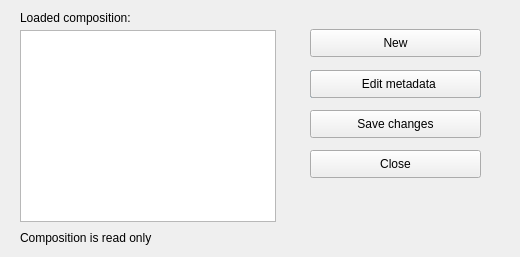
Before: the Qt Designer form dlg_currentComposition.ui in LESPROJEKT/qgis-layman-plugin, drawn with Qt 5.
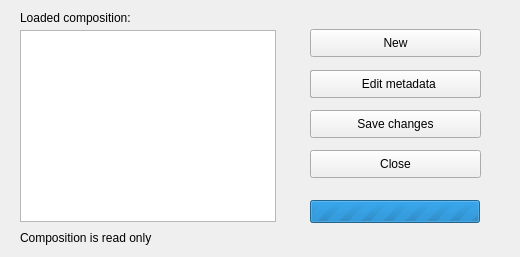
After: the same form once the commit is applied.

```diff
--- a/dlg_currentComposition.ui
+++ b/dlg_currentComposition.ui
@@ -67,7 +67,7 @@
   <widget class="QLabel" name="label_loadedComposition">
    <property name="geometry">
     <rect>
-     <x>120</x>
+     <x>140</x>
      <y>10</y>
      <width>321</width>
      <height>16</height>
@@ -142,6 +142,25 @@
     <string>Save changes</string>
    </property>
   </widget>
+  <widget class="QProgressBar" name="progressBar_loader">
+   <property name="enabled">
+    <bool>true</bool>
+   </property>
+   <property name="geometry">
+    <rect>
+     <x>310</x>
+     <y>200</y>
+     <width>170</width>
+     <height>23</height>
+    </rect>
+   </property>
+   <property name="maximum">
+    <number>0</number>
+   </property>
+   <property name="value">
+    <number>0</number>
+   </property>
+  </widget>
  </widget>
  <resources/>
  <connections/>
```
